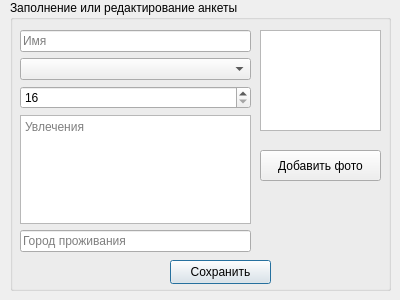
This is forms/second.ui in YupiSoftwarePunk/Flirt-Finder as Qt 5 draws it before an edit. The edited form follows.
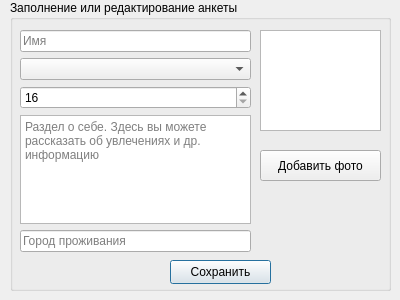
This is the edited form.

Commit message: fixed login2 and password2 input's design

```diff
--- a/forms/second.ui
+++ b/forms/second.ui
@@ -111,7 +111,7 @@
      <item>
       <widget class="QTextEdit" name="textEdit">
        <property name="placeholderText">
-        <string>Увлечения</string>
+        <string>Раздел о себе. Здесь вы можете рассказать об увлечениях и др. информацию</string>
        </property>
       </widget>
      </item>
```
The commit also changes 7 other files.
